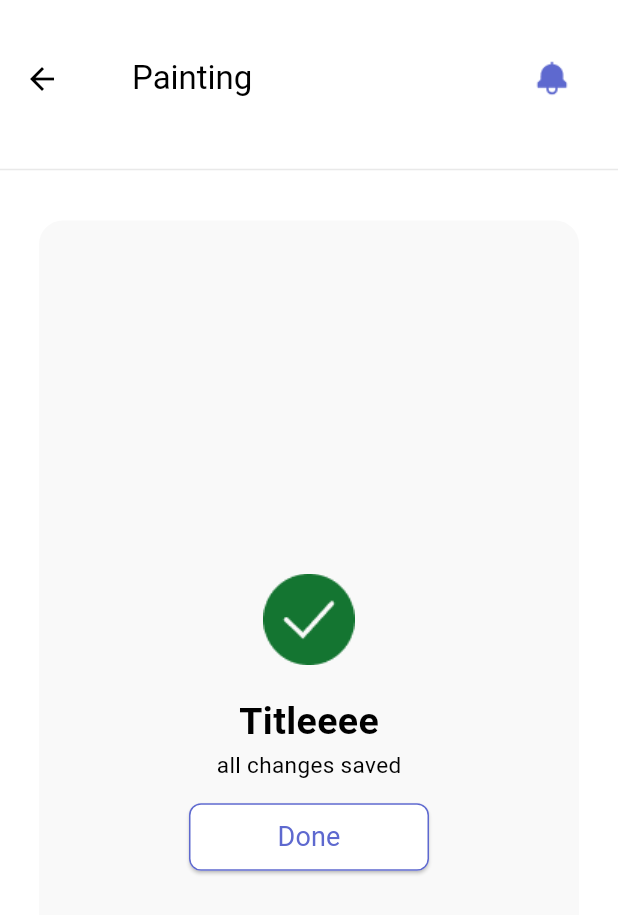
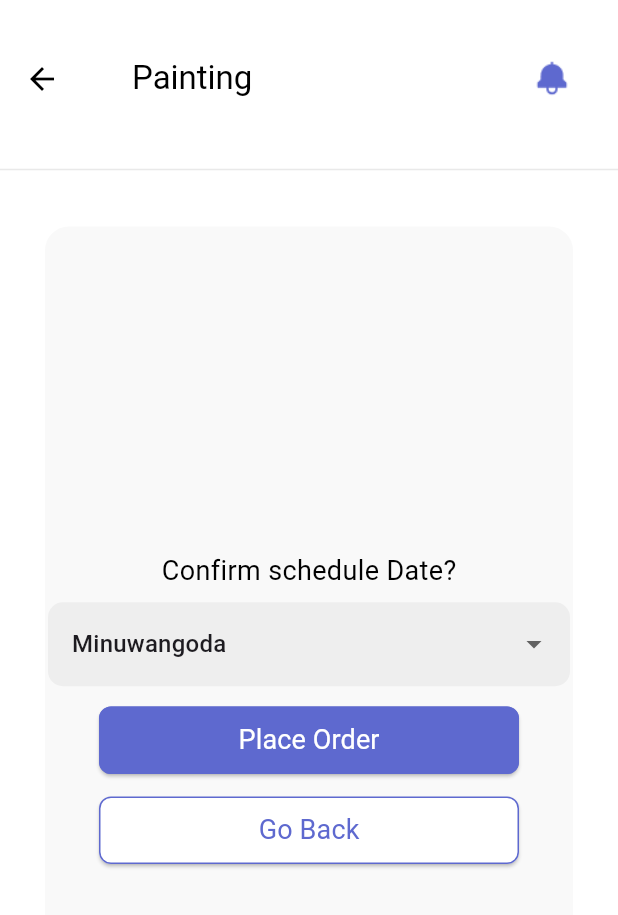
Before and after one commit to INTEL-ONBOARD/hsp, a Flutter app: the screen it shows after launch, on a phone screen of 412 x 824 dp. Shown: the top 915 px of the screen. Run offline on Flutter 3.47's test engine with Material 3 defaults, Android fonts, the phone set to English and light mode, and no system bars.

Commit message:
update: incomplete schedule date confirmation widget is in painting.page.dart

```diff
--- a/lib/pages/painting.page.dart
+++ b/lib/pages/painting.page.dart
@@ -46,70 +46,93 @@ class PaintingPage extends StatelessWidget {
         ),
       ),
 
-      body: const SuccessScreen(
-        title: "Titleeee",
-        imagePath: "lib/assets/success-tick.png",
-        message: "all changes saved",
-      ), // Replace this with the SuccessScreen widget
+      body: const ScheduleDateConfirmation(),
     );
   }
 }
 
-class SuccessScreen extends StatelessWidget {
-  final String imagePath;
-  final String title;
-  final String message;
-
-  const SuccessScreen({
-    super.key,
-    required this.title,
-    required this.imagePath,
-    required this.message,
-  });
-
+class ScheduleDateConfirmation extends StatelessWidget {
+  const ScheduleDateConfirmation({super.key});
   @override
   Widget build(BuildContext context) {
     return Scaffold(
       backgroundColor: Colors.white,
       body: Padding(
-        padding: const EdgeInsets.all(26), // Add padding here
+        padding: const EdgeInsets.all(30),
         child: Container(
           decoration: BoxDecoration(
-            color: const Color.fromRGBO(249, 249, 249, 1), // Background color
+            color: const Color.fromRGBO(249, 249, 249, 1),
             border: Border.all(
-              color: Color.fromRGBO(249, 249, 249, 1), // Border color
+              color: const Color.fromRGBO(249, 249, 249, 1),
               width: 2, // Border width
             ),
-            borderRadius: BorderRadius.circular(16), // Rounded corners
+            borderRadius: BorderRadius.circular(16),
           ),
           child: Center(
               child: Column(
                 mainAxisAlignment: MainAxisAlignment.center,
                 children: [
-                  //image file path
-                  Image.asset(imagePath, width: 100, height: 100,),
 
-                  Text(
-                    title,
-                    style: const TextStyle(fontSize: 25, fontWeight: FontWeight.bold, color: Colors.black),),
+
+
+                  const Text(
+                    "Confirm schedule Date?",
+                    style: TextStyle(fontSize: 18, fontWeight: FontWeight.w400, color: Colors.black),),
                   //const SizedBox(height: 24,),
-                  Text(
-                    message,
-                    style: const TextStyle(fontSize: 15, fontWeight: FontWeight.w400, color: Colors.black),
+                  // Date dropdown?
+
+                  const SizedBox(height: 8, width: 10,),
+                  DropdownButtonFormField<String>(
+                    value: 'Minuwangoda',
+                    items: <String>['Minuwangoda', 'Colombo', 'Kandy', 'Galle']
+                        .map<DropdownMenuItem<String>>((String value) {
+                      return DropdownMenuItem<String>(
+                        value: value,
+                        child: Text(value),
+                      );
+                    }).toList(),
+                    decoration: InputDecoration(
+                      filled: true,
+                      fillColor: Colors.grey[200],
+                      border: OutlineInputBorder(
+                        borderRadius: BorderRadius.circular(10),
+                        borderSide: BorderSide.none,
+                      ),
+                    ),
+                    onChanged: (String? newValue) {
+                      // Handle location change
+                    },
                   ),
-                  const SizedBox(height: 14,),
+
+
+                  const SizedBox(height: 12,),
                   ElevatedButton(
                     style: ElevatedButton.styleFrom(
-                      foregroundColor: const Color.fromRGBO(94, 105, 207, 1),
-                      backgroundColor: Colors.white,
+                      foregroundColor: Colors.white,
+                      backgroundColor: const Color.fromRGBO(94, 105, 207, 1),
                       side: const BorderSide(color: Color.fromRGBO(94, 105, 207, 1), width: 1),
-                      minimumSize: const Size(160, 45), // Button size
+                      minimumSize: const Size(280, 45), // Button size
                       shape: RoundedRectangleBorder(borderRadius: BorderRadius.circular(8),),
                     ),
                     onPressed: () {
                       // Handle "Done" button action
                     },
-                    child: const Text('Done', style: TextStyle(fontSize: 18, fontWeight: FontWeight.w400,),
+                    child: const Text('Place Order', style: TextStyle(fontSize: 18, fontWeight: FontWeight.normal,),
+                    ),
+                  ),
+                  const SizedBox(height: 12,),
+                  ElevatedButton(
+                    style: ElevatedButton.styleFrom(
+                      foregroundColor: Color.fromRGBO(94, 105, 207, 1),
+                      backgroundColor: Colors.white,
+                      side: const BorderSide(color: Color.fromRGBO(94, 105, 207, 1), width: 1),
+                      minimumSize: const Size(280, 45), // Button size
+                      shape: RoundedRectangleBorder(borderRadius: BorderRadius.circular(8),),
+                    ),
+                    onPressed: () {
+                      // Handle "Done" button action
+                    },
+                    child: const Text('Go Back', style: TextStyle(fontSize: 18, fontWeight: FontWeight.normal,),
                     ),
                   ),
                 ],
```
